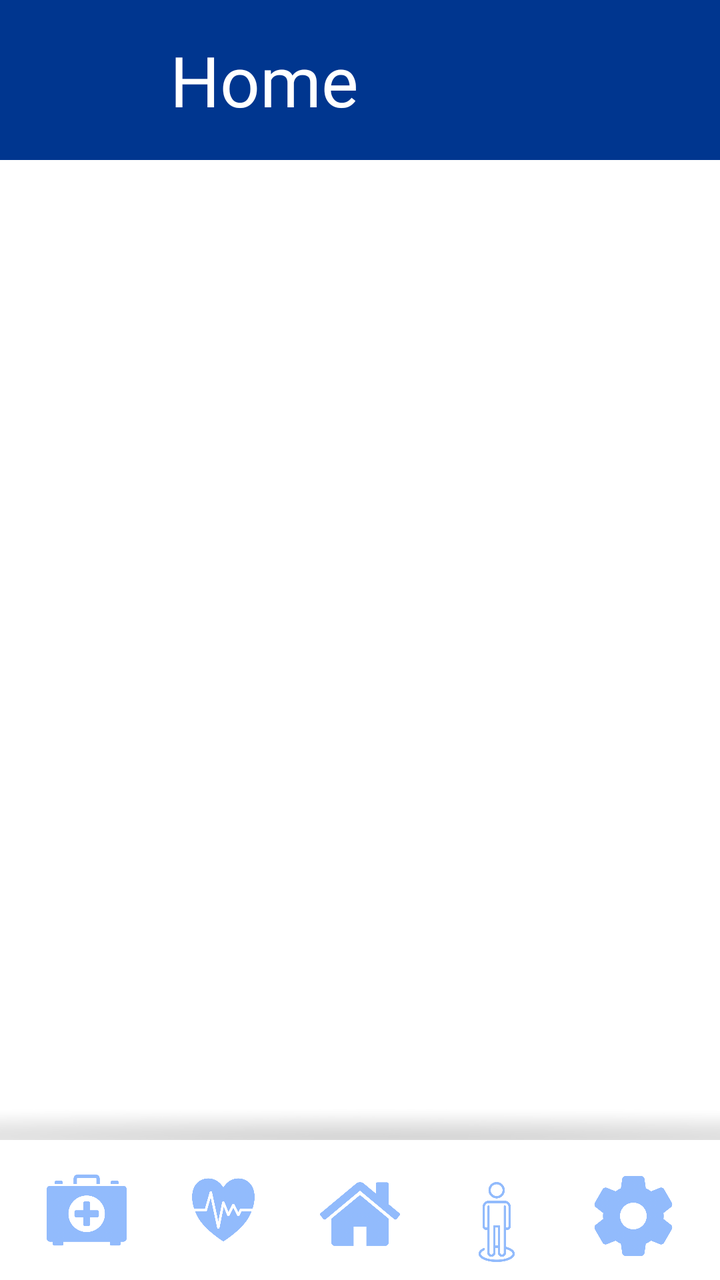
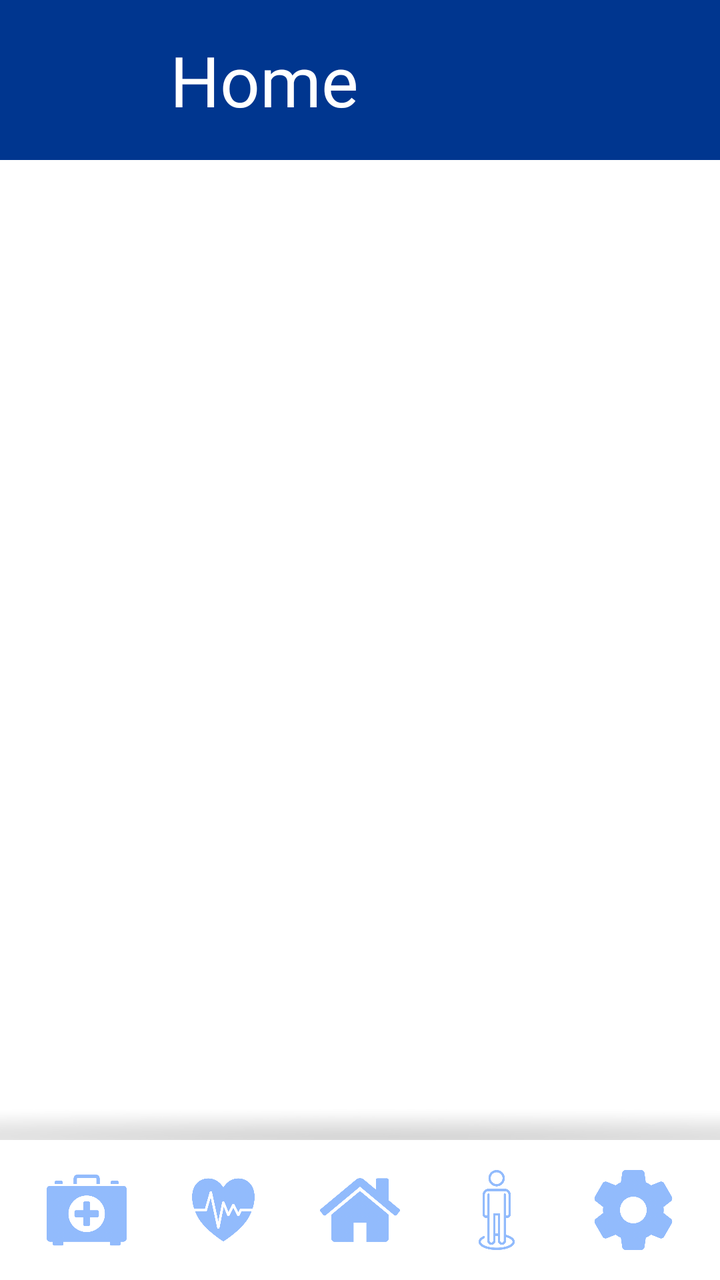

Before-and-after screenshots of an Android layout around one commit, followed by the original layout XML and the change that was made.
<!-- AndroidManifest.xml: application theme Theme.AsilApp -->
<!-- res/layout/home_activity.xml -->
<?xml version="1.0" encoding="utf-8"?>
<FrameLayout xmlns:android="http://schemas.android.com/apk/res/android"
    xmlns:app="http://schemas.android.com/apk/res-auto"
    xmlns:tools="http://schemas.android.com/tools"
    android:background="@color/white"
    android:layout_width="match_parent"
    android:layout_height="match_parent"
    tools:context=".view.home.HomeActivity">

    <LinearLayout
        android:layout_width="match_parent"
        android:layout_height="match_parent"
        android:orientation="vertical">

        <androidx.appcompat.widget.Toolbar
            android:id="@+id/toolBarHome"
            android:layout_width="match_parent"
            android:layout_height="wrap_content"
            android:background="@color/appBarColor"
            android:minHeight="@dimen/abbBarHeight"
            android:elevation="2dp"
            android:pointerIcon="context_menu"
            android:theme="?attr/actionBarTheme">

        <ImageView
            android:id="@+id/toolBarIconHomeActivity"
            android:layout_width="50dp"
            android:layout_height="50dp"
            android:layout_marginLeft="10dp"
            android:layout_gravity="left"
            android:src="@mipmap/ic_launcher_round"/>

            <TextView
                android:id="@+id/homeScreenTextView"
                android:layout_width="match_parent"
                android:layout_height="wrap_content"
                android:layout_marginLeft="25dp"
                android:fontFamily="@font/titillium_web_bold"
                android:text="@string/homeMenuScreen"
                android:textColor="@color/white"
                android:textSize="@dimen/title2FontSize" />
        </androidx.appcompat.widget.Toolbar>


        <androidx.fragment.app.FragmentContainerView
            android:id="@+id/homeContainerView"
            android:layout_width="match_parent"
            android:layout_height="match_parent"
            android:layout_weight="2">
        </androidx.fragment.app.FragmentContainerView>

        <View
            android:id="@+id/view2"
            android:layout_width="match_parent"
            android:layout_height="30dp"
            android:background="@mipmap/shadow_bottom"
            android:alpha="0.2"/>

        <androidx.constraintlayout.widget.ConstraintLayout
            android:layout_width="match_parent"
            android:layout_height="70dp">

            <androidx.constraintlayout.widget.ConstraintLayout
                android:id="@+id/health_box_icon_layout"
                android:layout_width="50dp"
                android:layout_height="50dp"
                android:orientation="horizontal"
                app:layout_constraintBottom_toBottomOf="parent"
                app:layout_constraintEnd_toStartOf="@+id/health_icon_layout"
                app:layout_constraintHorizontal_bias="0.5"
                app:layout_constraintStart_toStartOf="parent"
                app:layout_constraintTop_toTopOf="parent"
                app:layout_constraintVertical_bias="0.5">

                <ImageView
                    android:id="@+id/health_box_icon_bg"
                    android:layout_width="50dp"
                    android:layout_height="50dp"
                    android:src="@mipmap/circle"
                    android:visibility="invisible"
                    app:layout_constraintBottom_toBottomOf="parent"
                    app:layout_constraintEnd_toEndOf="parent"
                    app:layout_constraintHorizontal_bias="0.5"
                    app:layout_constraintStart_toStartOf="parent"
                    app:layout_constraintTop_toTopOf="parent"
                    app:layout_constraintVertical_bias="0.5" />

                <ImageView
                    android:id="@+id/health_box_icon"
                    android:layout_width="40dp"
                    android:layout_height="40dp"
                    android:src="@mipmap/health_box_icon"
                    app:layout_constraintBottom_toBottomOf="parent"
                    app:layout_constraintEnd_toEndOf="parent"
                    app:layout_constraintHorizontal_bias="0.5"
                    app:layout_constraintStart_toStartOf="parent"
                    app:layout_constraintTop_toTopOf="parent"
                    app:layout_constraintVertical_bias="0.5" />

            </androidx.constraintlayout.widget.ConstraintLayout>

            <androidx.constraintlayout.widget.ConstraintLayout
                android:id="@+id/health_icon_layout"
                android:layout_width="50dp"
                android:layout_height="50dp"
                android:orientation="horizontal"
                app:layout_constraintBottom_toBottomOf="parent"
                app:layout_constraintEnd_toStartOf="@+id/home_icon_layout"
                app:layout_constraintHorizontal_bias="0.5"
                app:layout_constraintStart_toEndOf="@+id/health_box_icon_layout"
                app:layout_constraintTop_toTopOf="parent"
                app:layout_constraintVertical_bias="0.5">

                <ImageView
                    android:id="@+id/health_icon_bg"
                    android:layout_width="50dp"
                    android:layout_height="50dp"
                    android:src="@mipmap/circle"
                    android:visibility="invisible"
                    app:layout_constraintBottom_toBottomOf="parent"
                    app:layout_constraintEnd_toEndOf="parent"
                    app:layout_constraintHorizontal_bias="0.5"
                    app:layout_constraintStart_toStartOf="parent"
                    app:layout_constraintTop_toTopOf="parent"
                    app:layout_constraintVertical_bias="0.5" />

                <ImageView
                    android:id="@+id/health_icon"
                    android:layout_width="40dp"
                    android:layout_height="40dp"
                    android:src="@mipmap/hearth_icon"
                    app:layout_constraintBottom_toBottomOf="parent"
                    app:layout_constraintEnd_toEndOf="parent"
                    app:layout_constraintHorizontal_bias="0.5"
                    app:layout_constraintStart_toStartOf="parent"
                    app:layout_constraintTop_toTopOf="parent"
                    app:layout_constraintVertical_bias="0.5" />

            </androidx.constraintlayout.widget.ConstraintLayout>

            <androidx.constraintlayout.widget.ConstraintLayout
                android:id="@+id/home_icon_layout"
                android:layout_width="50dp"
                android:layout_height="50dp"
                android:orientation="horizontal"
                app:layout_constraintBottom_toBottomOf="parent"
                app:layout_constraintEnd_toStartOf="@+id/user_icon_layout"
                app:layout_constraintHorizontal_bias="0.5"
                app:layout_constraintStart_toEndOf="@+id/health_icon_layout"
                app:layout_constraintTop_toTopOf="parent"
                app:layout_constraintVertical_bias="0.6">

                <ImageView
                    android:id="@+id/home_icon_bg"
                    android:layout_width="50dp"
                    android:layout_height="50dp"
                    android:src="@mipmap/circle"
                    android:visibility="invisible"
                    app:layout_constraintBottom_toBottomOf="parent"
                    app:layout_constraintEnd_toEndOf="parent"
                    app:layout_constraintHorizontal_bias="0.5"
                    app:layout_constraintStart_toStartOf="parent"
                    app:layout_constraintTop_toTopOf="parent"
                    app:layout_constraintVertical_bias="0.5" />

                <ImageView
                    android:id="@+id/home_icon"
                    android:layout_width="40dp"
                    android:layout_height="40dp"
                    android:src="@mipmap/home_icon"
                    app:layout_constraintBottom_toBottomOf="parent"
                    app:layout_constraintEnd_toEndOf="parent"
                    app:layout_constraintHorizontal_bias="0.5"
                    app:layout_constraintStart_toStartOf="parent"
                    app:layout_constraintTop_toTopOf="parent"
                    app:layout_constraintVertical_bias="0.5" />

            </androidx.constraintlayout.widget.ConstraintLayout>

            <androidx.constraintlayout.widget.ConstraintLayout
                android:id="@+id/user_icon_layout"
                android:layout_width="50dp"
                android:layout_height="50dp"
                android:orientation="horizontal"
                app:layout_constraintBottom_toBottomOf="parent"
                app:layout_constraintEnd_toStartOf="@+id/settings_icon_layout"
                app:layout_constraintHorizontal_bias="0.5"
                app:layout_constraintStart_toEndOf="@+id/home_icon_layout"
                app:layout_constraintTop_toTopOf="parent"
                app:layout_constraintVertical_bias="0.8">

                <ImageView
                    android:id="@+id/user_icon_bg"
                    android:layout_width="50dp"
                    android:layout_height="50dp"
                    android:src="@mipmap/circle"
                    android:visibility="invisible"
                    app:layout_constraintBottom_toBottomOf="parent"
                    app:layout_constraintEnd_toEndOf="parent"
                    app:layout_constraintHorizontal_bias="0.5"
                    app:layout_constraintStart_toStartOf="parent"
                    app:layout_constraintTop_toTopOf="parent"
                    app:layout_constraintVertical_bias="0.5" />

                <ImageView
                    android:id="@+id/user_icon"
                    android:layout_width="40dp"
                    android:layout_height="40dp"
                    android:src="@mipmap/user_icon"
                    app:layout_constraintBottom_toBottomOf="parent"
                    app:layout_constraintEnd_toEndOf="parent"
                    app:layout_constraintHorizontal_bias="0.5"
                    app:layout_constraintStart_toStartOf="parent"
                    app:layout_constraintTop_toTopOf="parent"
                    app:layout_constraintVertical_bias="0.5" />

            </androidx.constraintlayout.widget.ConstraintLayout>

            <androidx.constraintlayout.widget.ConstraintLayout
                android:id="@+id/settings_icon_layout"
                android:layout_width="50dp"
                android:layout_height="50dp"
                android:orientation="horizontal"
                app:layout_constraintBottom_toBottomOf="parent"
                app:layout_constraintEnd_toEndOf="parent"
                app:layout_constraintHorizontal_bias="0.5"
                app:layout_constraintStart_toEndOf="@+id/user_icon_layout"
                app:layout_constraintTop_toTopOf="parent"
                app:layout_constraintVertical_bias="0.65">

                <ImageView
                    android:id="@+id/settings_icon_bg"
                    android:layout_width="50dp"
                    android:layout_height="50dp"
                    android:src="@mipmap/circle"
                    android:visibility="invisible"
                    app:layout_constraintBottom_toBottomOf="parent"
                    app:layout_constraintEnd_toEndOf="parent"
                    app:layout_constraintHorizontal_bias="0.5"
                    app:layout_constraintStart_toStartOf="parent"
                    app:layout_constraintTop_toTopOf="parent"
                    app:layout_constraintVertical_bias="0.5" />

                <ImageView
                    android:id="@+id/settings_icon"
                    android:layout_width="40dp"
                    android:layout_height="40dp"
                    android:src="@mipmap/settings_icon"
                    app:layout_constraintBottom_toBottomOf="parent"
                    app:layout_constraintEnd_toEndOf="parent"
                    app:layout_constraintHorizontal_bias="0.5"
                    app:layout_constraintStart_toStartOf="parent"
                    app:layout_constraintTop_toTopOf="parent"
                    app:layout_constraintVertical_bias="0.5" />

            </androidx.constraintlayout.widget.ConstraintLayout>


        </androidx.constraintlayout.widget.ConstraintLayout>


    </LinearLayout>

</FrameLayout>
<!-- resources referenced by this layout -->
<resources>
  <color name="appBarColor">#00368f</color>
  <color name="white">#FFFFFFFF</color>
  <dimen name="abbBarHeight">80dp</dimen>
  <dimen name="title2FontSize">35dp</dimen>
  <!-- mipmap circle: png bitmap (mipmap-hdpi, 22910 bytes) -->
  <!-- mipmap health_box_icon: png bitmap (mipmap-hdpi, 22184 bytes) -->
  <!-- mipmap hearth_icon: png bitmap (mipmap-hdpi, 34110 bytes) -->
  <!-- mipmap home_icon: png bitmap (mipmap-hdpi, 26005 bytes) -->
  <!-- mipmap ic_launcher_round (mipmap-anydpi-v26) -->
  <?xml version="1.0" encoding="utf-8"?>
  <adaptive-icon xmlns:android="http://schemas.android.com/apk/res/android">
      <background android:drawable="@color/ic_launcher_background"/>
      <foreground android:drawable="@mipmap/ic_launcher_foreground"/>
  </adaptive-icon>
  <!-- mipmap settings_icon: png bitmap (mipmap-hdpi, 35518 bytes) -->
  <!-- mipmap shadow_bottom: png bitmap (mipmap-hdpi, 188272 bytes) -->
  <!-- mipmap user_icon: png bitmap (mipmap-hdpi, 14892 bytes) -->
  <string name="homeMenuScreen">Home</string>
  <style name="Theme.AsilApp" parent="Base.Theme.AsilApp" />
  <color name="ic_launcher_background">#FFFFFF</color>
  <style name="Base.Theme.AsilApp" parent="Theme.Material3.DayNight.NoActionBar">
          
          
      </style>
</resources>

<!-- the commit's change to res/layout/home_activity.xml (unified diff, before → after) -->
@@ -148,7 +148,7 @@
                 app:layout_constraintHorizontal_bias="0.5"
                 app:layout_constraintStart_toEndOf="@+id/health_icon_layout"
                 app:layout_constraintTop_toTopOf="parent"
-                app:layout_constraintVertical_bias="0.6">
+                app:layout_constraintVertical_bias="0.5">
 
                 <ImageView
                     android:id="@+id/home_icon_bg"
@@ -187,7 +187,7 @@
                 app:layout_constraintHorizontal_bias="0.5"
                 app:layout_constraintStart_toEndOf="@+id/home_icon_layout"
                 app:layout_constraintTop_toTopOf="parent"
-                app:layout_constraintVertical_bias="0.8">
+                app:layout_constraintVertical_bias="0.5">
 
                 <ImageView
                     android:id="@+id/user_icon_bg"
@@ -226,7 +226,7 @@
                 app:layout_constraintHorizontal_bias="0.5"
                 app:layout_constraintStart_toEndOf="@+id/user_icon_layout"
                 app:layout_constraintTop_toTopOf="parent"
-                app:layout_constraintVertical_bias="0.65">
+                app:layout_constraintVertical_bias="0.5">
 
                 <ImageView
                     android:id="@+id/settings_icon_bg"
